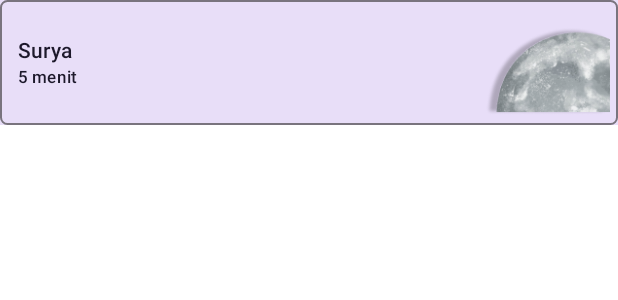
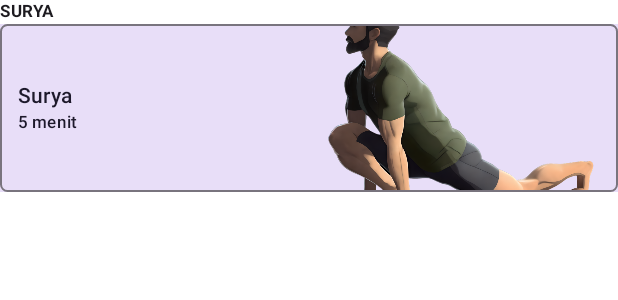
Before and after one commit to NgurahArya/Yogmayi, an Android app built with Jetpack Compose: the @Preview function PrevMenuLatihan, on a phone screen of 412 x 824 dp. Shown: the top 300 px of the screen. Run offline under Robolectric (Android 15) with nearby library versions, the phone set to English and light mode, and no system bars; network calls fail; Roboto replaces fonts that are not available here.

Commit message:
asset and details
- add new asset
- add detail to MenuBelajar and MenuLatihan

```diff
--- a/app/src/main/java/com/yogahindu4011/presentation/common/button.kt
+++ b/app/src/main/java/com/yogahindu4011/presentation/common/button.kt
@@ -14,7 +14,6 @@ import androidx.compose.ui.Alignment
 import androidx.compose.ui.Modifier
 import androidx.compose.ui.draw.clip
 import androidx.compose.ui.graphics.Color
-import androidx.compose.ui.text.font.Font
 import androidx.compose.ui.text.font.FontWeight
 import androidx.compose.ui.unit.dp
 
@@ -32,7 +31,7 @@ fun shortButton(
     ) {
         Text(
             text = text,
-            style = MaterialTheme.typography.labelSmall
+            style = MaterialTheme.typography.labelSmall.copy(fontWeight = FontWeight.Bold)
         )
 
     }
--- a/app/src/main/java/com/yogahindu4011/presentation/menu_belajarYoga/BelajarYogaMenu.kt
+++ b/app/src/main/java/com/yogahindu4011/presentation/menu_belajarYoga/BelajarYogaMenu.kt
@@ -33,7 +33,7 @@ fun BelajarYogaMenu(
     Scaffold(
         topBar = {
             MenuTopBar(
-                text = "Target Mingguan",
+                text = "Belajar Yoga",
                 navController = navController
             )
         }
--- a/app/src/main/java/com/yogahindu4011/presentation/VideoPlayer.kt
+++ b/app/src/main/java/com/yogahindu4011/presentation/menu_latihanYoga/VideoPlayer.kt
@@ -1,4 +1,4 @@
-package com.yogahindu4011.presentation
+package com.yogahindu4011.presentation.menu_latihanYoga
 
 import androidx.compose.foundation.layout.fillMaxWidth
 import androidx.compose.foundation.shape.RoundedCornerShape
--- a/app/src/main/java/com/yogahindu4011/presentation/menu_latihanYoga/components/menuLatihan.kt
+++ b/app/src/main/java/com/yogahindu4011/presentation/menu_latihanYoga/components/menuLatihan.kt
@@ -11,14 +11,18 @@ import androidx.compose.foundation.layout.Spacer
 import androidx.compose.foundation.layout.fillMaxWidth
 import androidx.compose.foundation.layout.height
 import androidx.compose.foundation.layout.padding
-import androidx.compose.foundation.layout.width
+import androidx.compose.foundation.layout.size
 import androidx.compose.foundation.shape.RoundedCornerShape
 import androidx.compose.material3.MaterialTheme
 import androidx.compose.material3.Text
 import androidx.compose.runtime.Composable
 import androidx.compose.ui.Alignment
 import androidx.compose.ui.Modifier
+import androidx.compose.ui.draw.clip
+import androidx.compose.ui.graphics.RectangleShape
+import androidx.compose.ui.layout.ContentScale
 import androidx.compose.ui.res.painterResource
+import androidx.compose.ui.text.font.FontWeight
 import androidx.compose.ui.tooling.preview.Preview
 import androidx.compose.ui.unit.dp
 import androidx.navigation.NavController
@@ -28,24 +32,39 @@ import com.yogahindu4011.navigation.Screen
 
 @Composable
 fun menuLatihanYoga(
+    label: String,
     title: String,
     subTitle: String,
     img: Int,
     navController: NavController,
     route: String
 ){
-    Row (
-        horizontalArrangement = Arrangement.spacedBy(0.dp, Alignment.Start),
+    Column(
+        verticalArrangement = Arrangement.spacedBy(0.dp, Alignment.CenterVertically),
+        horizontalAlignment = Alignment.Start,
+    ) {
+        Text(
+            text = label,
+            style = MaterialTheme.typography.labelSmall.copy(fontWeight = FontWeight.Bold),
+            color = MaterialTheme.colorScheme.onBackground
+        )
+
+        Row(
+            horizontalArrangement = Arrangement.spacedBy(20.dp, Alignment.Start),
             verticalAlignment = Alignment.CenterVertically,
             modifier = Modifier
                 .clickable {
-                navController.navigate(route = route )
+                    navController.navigate(route = route)
                 }
-            .border(width = 1.dp, color = MaterialTheme.colorScheme.outline, shape = RoundedCornerShape(size = 5.dp))
-            .height(height = 83.dp)
+                .border(
+                    width = 1.dp,
+                    color = MaterialTheme.colorScheme.outline,
+                    shape = RoundedCornerShape(size = 5.dp)
+                )
+                .height(height = 112.dp)
                 .fillMaxWidth()
                 .background(color = MaterialTheme.colorScheme.secondaryContainer)
-    ){
+        ) {
             Column(
                 verticalArrangement = Arrangement.spacedBy(0.dp, Alignment.CenterVertically),
                 horizontalAlignment = Alignment.Start,
@@ -65,21 +84,23 @@ fun menuLatihanYoga(
                 )
             }
 
-        Spacer(modifier = Modifier .weight(1f))
+            Spacer(modifier = Modifier.weight(1f))
 
             Image(
                 painter = painterResource(id = img),
                 contentDescription = "icon menu 2",
+                contentScale = ContentScale.Crop,
                 modifier = Modifier
-                .height(102.dp)
-                .width(100.dp)
-                .padding(end = 5.dp)
+                    .size(250.dp)
+                    .clip(shape = RectangleShape)
+                    .padding(start = 20.dp, end = 5.dp)
             )
+        }
     }
 }
 
 @Composable
 @Preview
 fun PrevMenuLatihan(){
-    menuLatihanYoga(title = "Surya", subTitle = "5 menit", img = R.drawable.ic_moon, route = Screen.LatihanYoga.route, navController = rememberNavController())
+    menuLatihanYoga(label = "SURYA", title = "Surya", subTitle = "5 menit", img = R.drawable.ic_stretch_pose, route = Screen.LatihanYoga.route, navController = rememberNavController())
 }
--- a/app/src/main/java/com/yogahindu4011/presentation/menu_latihanYoga/latihanView/LatihanScreen.kt
+++ b/app/src/main/java/com/yogahindu4011/presentation/menu_latihanYoga/latihanView/LatihanScreen.kt
@@ -24,7 +24,7 @@ import androidx.compose.ui.text.font.FontWeight
 import androidx.compose.ui.unit.dp
 import androidx.navigation.NavController
 import com.yogahindu4011.navigation.Screen
-import com.yogahindu4011.presentation.VideoPlayer
+import com.yogahindu4011.presentation.menu_latihanYoga.VideoPlayer
 import com.yogahindu4011.presentation.common.DialogTopBar
 import com.yogahindu4011.presentation.common.konfirmasiDialog
 import com.yogahindu4011.presentation.common.longButton
--- a/app/src/main/java/com/yogahindu4011/presentation/menu_mainMenu/MainMenuPage.kt
+++ b/app/src/main/java/com/yogahindu4011/presentation/menu_mainMenu/MainMenuPage.kt
@@ -88,10 +88,10 @@ fun MainMenuPage(
                     MenuLatihanYoga(navController = navController)
                     MenuProgramPilihan(navController = navController)
 
-                    if (target.value != 0){
+                    if (target.value == 0 || target.value == null){
+                        MenuTargetMingguanEmpty(navController = navController)
+                    }else{
                         MenuTargetMingguan(target.value as Int,navController = navController)
-                    }else{
-                        MenuTargetMingguanEmpty(navController = navController)
                     }
 
                     MenuTotalLatihan(total = score.value ?: 0)
--- a/app/src/main/java/com/yogahindu4011/presentation/onboarding/Onboarding.kt
+++ b/app/src/main/java/com/yogahindu4011/presentation/onboarding/Onboarding.kt
@@ -171,6 +171,7 @@ fun OnboardingPage(
             TextField(
                 modifier = Modifier.fillMaxWidth().padding(bottom = 20.dp),
                 value = name.value,
+                textStyle = MaterialTheme.typography.labelSmall,
                 colors = TextFieldDefaults.textFieldColors(
                     textColor = MaterialTheme.colorScheme.onBackground,
                     MaterialTheme.colorScheme.surface,
```
Also changed, not shown: app/src/main/java/com/yogahindu4011/data/GerakanData.kt (+7 -7 lines), app/src/main/java/com/yogahindu4011/presentation/menu_latihanYoga/LaithanYogaMenu.kt (+7 -4 lines), app/src/main/java/com/yogahindu4011/presentation/menu_mainMenu/components/MenuProgramPilihan.kt (+16 -6 lines), app/src/main/java/com/yogahindu4011/presentation/menu_mainMenu/components/MenuTargetMingguan.kt (+5 -3 lines), app/src/main/res/drawable/ic_cobra_pose.png (added), app/src/main/res/drawable/pict_belly_pose.png (added), app/src/main/res/drawable/pict_bow_pose.png (added), app/src/main/res/drawable/pict_cobra_pose.png (added), app/src/main/res/drawable/pict_hand_pose.png (added), app/src/main/res/drawable/pict_mountain_pose.png (added), app/src/main/res/drawable/pict_standing_pose.png (added), app/src/main/res/drawable/pict_stretch_pose.png (added). Lines whose indentation alone changed are shown as unchanged.
